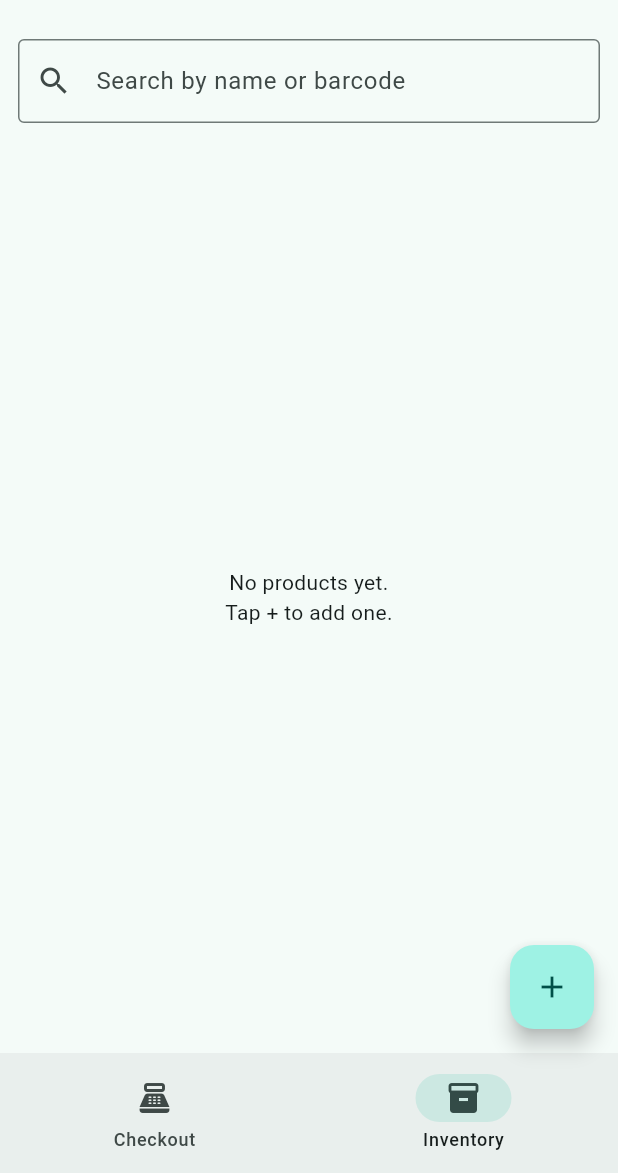
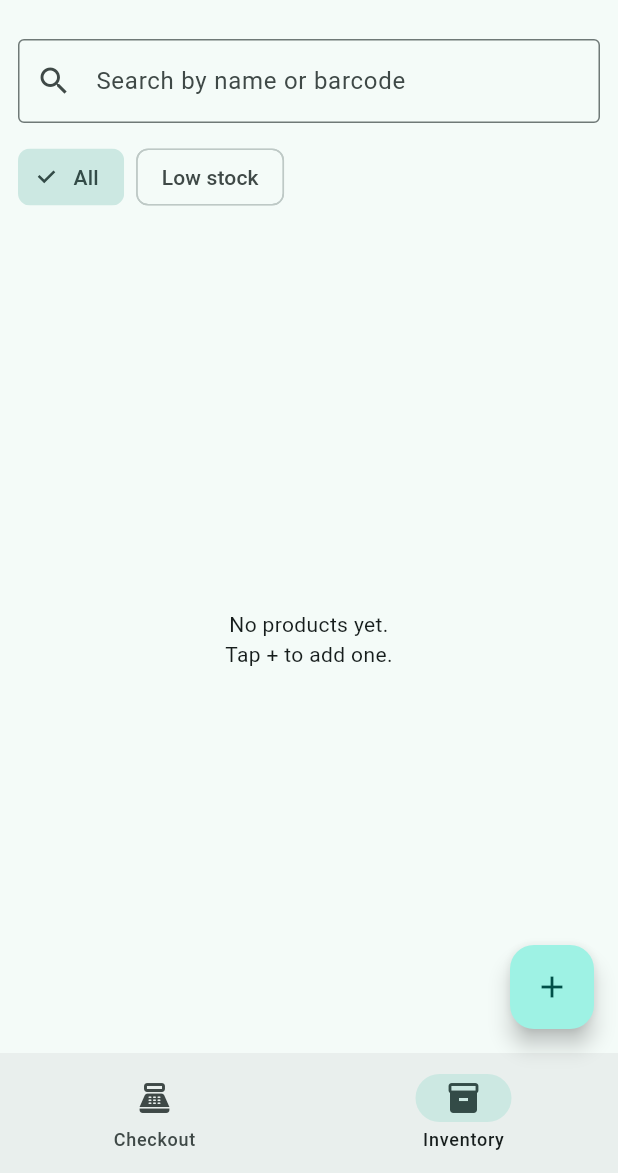
Before and after one commit to kyaroo/shopkeep, a Flutter app: the screen it shows after launch, item 2 of the bottom bar chosen, on a phone screen of 412 x 824 dp, the part 63-1236 px from its top. Run offline on Flutter 3.47's test engine with Material 3 defaults, Android fonts, the phone set to English and light mode, and no system bars; our stand-ins replace easy_localization, sqflite; missing offline and left inert: mobile_scanner; accounts and stored records are empty.

Commit message:
feat(inventory): low-stock badge and All/Low-stock filter

```diff
--- a/lib/screens/inventory_screen.dart
+++ b/lib/screens/inventory_screen.dart
@@ -31,6 +31,7 @@ class InventoryBody extends StatefulWidget {
 
 class _InventoryBodyState extends State<InventoryBody> {
   final TextEditingController _search = TextEditingController();
+  bool _lowStockOnly = false;
 
   @override
   void initState() {
@@ -71,7 +72,10 @@ class _InventoryBodyState extends State<InventoryBody> {
   @override
   Widget build(BuildContext context) {
     final cart = Provider.of<CartProvider>(context);
-    final products = cart.products;
+    final allProducts = cart.products;
+    final products = _lowStockOnly
+        ? allProducts.where((p) => p.isLowStock).toList()
+        : allProducts;
     return Column(
       children: [
         Padding(
@@ -85,19 +89,61 @@ class _InventoryBodyState extends State<InventoryBody> {
             ),
           ),
         ),
+        Padding(
+          padding: const EdgeInsets.symmetric(horizontal: 12),
+          child: Row(
+            children: [
+              FilterChip(
+                label: Text('all'.tr()),
+                selected: !_lowStockOnly,
+                onSelected: (_) => setState(() => _lowStockOnly = false),
+              ),
+              const SizedBox(width: 8),
+              FilterChip(
+                label: Text('lowStock'.tr()),
+                selected: _lowStockOnly,
+                onSelected: (_) => setState(() => _lowStockOnly = true),
+              ),
+            ],
+          ),
+        ),
+        const SizedBox(height: 8),
         Expanded(
           child: cart.productsLoading
               ? const Center(child: CircularProgressIndicator())
               : products.isEmpty
                   ? Center(
-                      child:
-                          Text('noProducts'.tr(), textAlign: TextAlign.center))
+                      child: Text(
+                        _lowStockOnly
+                            ? 'inventoryOk'.tr()
+                            : 'noProducts'.tr(),
+                        textAlign: TextAlign.center,
+                        style: _lowStockOnly
+                            ? const TextStyle(
+                                color: Colors.green,
+                                fontWeight: FontWeight.bold,
+                                fontSize: 16)
+                            : null,
+                      ),
+                    )
                   : ListView.separated(
                       itemCount: products.length,
                       separatorBuilder: (_, __) => const Divider(height: 1),
                       itemBuilder: (_, i) {
                         final p = products[i];
                         return ListTile(
+                          leading: CircleAvatar(
+                            backgroundColor: p.isOutOfStock
+                                ? Colors.red
+                                : p.isLowStock
+                                    ? Colors.orange
+                                    : Colors.green,
+                            child: Text(
+                              '${p.stockQty}',
+                              style:
+                                  const TextStyle(color: Colors.white),
+                            ),
+                          ),
                           title: Text(p.name),
                           subtitle: Text(
                               '${formatMoney(p.priceCents)}  •  ${'stockQty'.tr()}: ${p.stockQty}'
```
Also changed, not shown: 1 other file.
